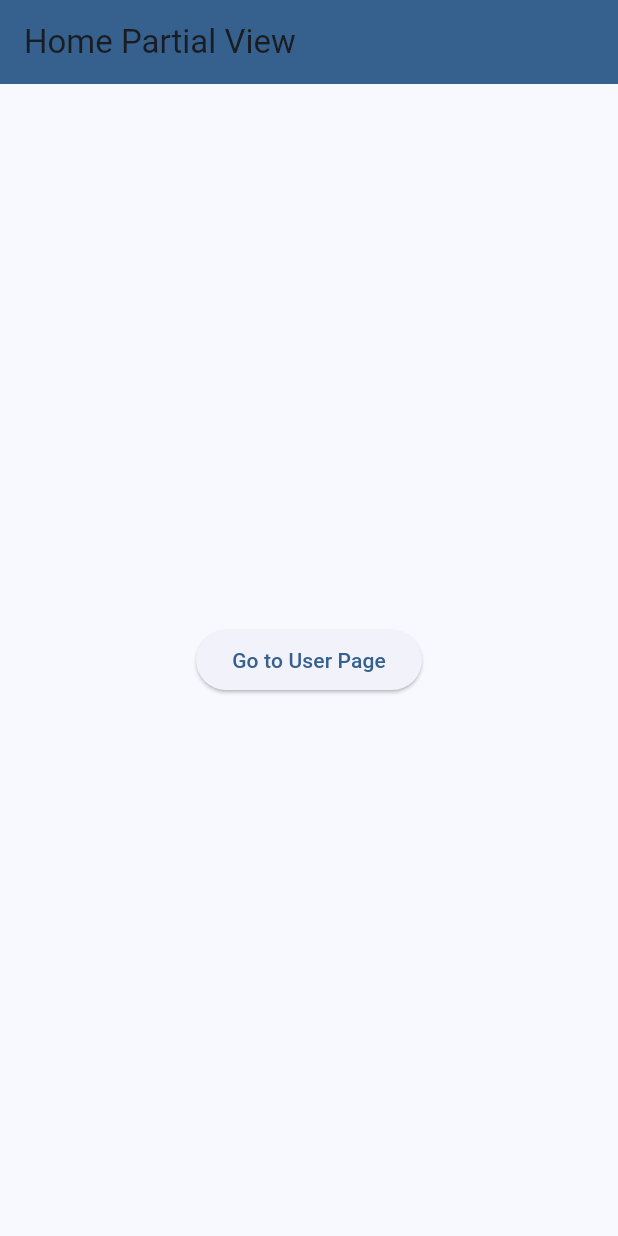
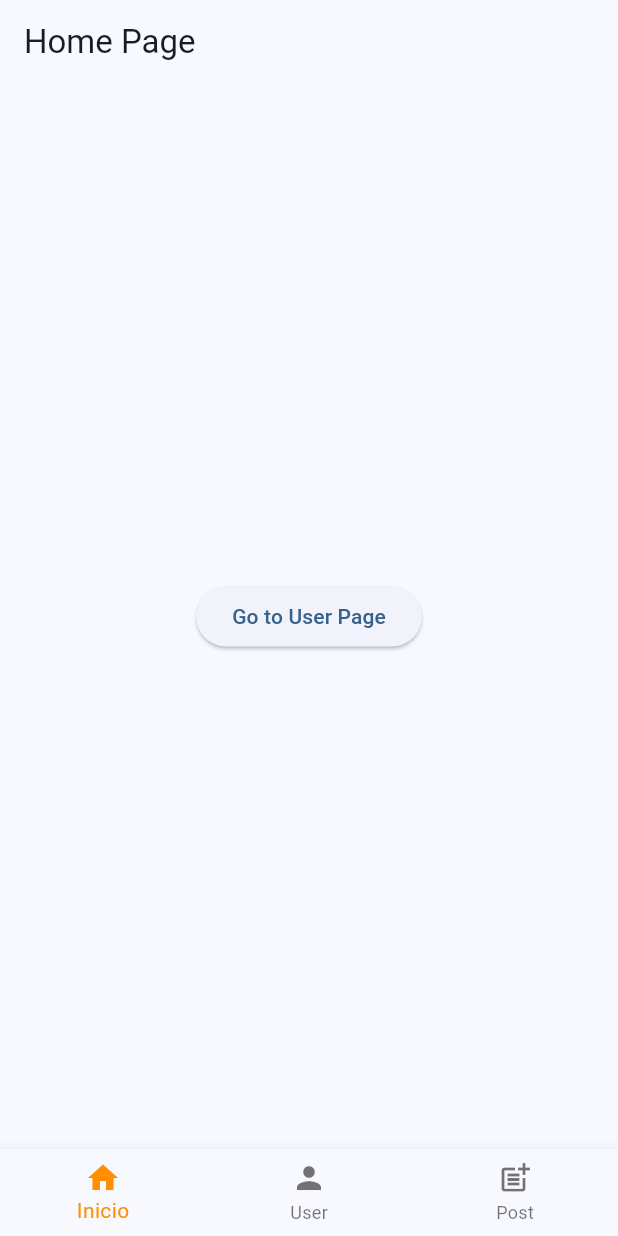
Before and after one commit to oolaya/flutter_App_UCompensar_Dip, a Flutter app: the screen it shows after launch, on a phone screen of 412 x 824 dp. Run offline on Flutter 3.47's test engine with Material 3 defaults, Android fonts, the phone set to English and light mode, and no system bars; our stand-ins replace dio, freezed_annotation; missing offline and left inert: dart:html.

Commit message:
add app navigations bar

```diff
--- a/lib/main.dart
+++ b/lib/main.dart
@@ -44,7 +44,6 @@ class MyApp extends StatelessWidget {
       routes: {
         '/': (context) => HomePage(),
         '/User': (context) => UserPage(
-            GetUserUseCase(UserService(DumyApi<UserEntity>())),
             GetByIdUserUseCase(UserFullService(DumyApi<UserFullEntity>()))),
         '/PostPreview': (context) => PostPreviewPage(GetPostPreviewListUseCase(
             PostPreviewService(DumyApi<PostPreviewEntity>())))
--- a/lib/presentation/pages/HomePage.dart
+++ b/lib/presentation/pages/HomePage.dart
@@ -1,9 +1,16 @@
 import 'package:flutter/material.dart';
 import 'package:flutter_app_ucompensar_dip/presentation/views/home.partial.view.dart';
+import 'package:flutter_app_ucompensar_dip/presentation/views/navigationBar.dart';
 
 class HomePage extends StatelessWidget {
   @override
   Widget build(BuildContext context) {
-    return HomePartialView();
+    return Scaffold(
+      appBar: AppBar(
+        title: const Text('Home Page'),
+      ),
+      body: HomePartialView(),
+      bottomNavigationBar: NavigationBarPartial(),
+    );
   }
 }
--- a/lib/presentation/views/home.partial.view.dart
+++ b/lib/presentation/views/home.partial.view.dart
@@ -3,18 +3,12 @@ import 'package:flutter/material.dart';
 class HomePartialView extends StatelessWidget {
   @override
   Widget build(BuildContext context) {
-    return Scaffold(
-      appBar: AppBar(
-        title: const Text('Home Partial View'),
-        backgroundColor: Theme.of(context).colorScheme.primary,
-      ),
-      body: Center(
-        child: ElevatedButton(
-          onPressed: () {
-            Navigator.pushNamed(context, '/PostPreview');
-          },
-          child: const Text('Go to User Page'),
-        ),
+    return Center(
+      child: ElevatedButton(
+        onPressed: () {
+          Navigator.pushNamed(context, '/PostPreview');
+        },
+        child: const Text('Go to User Page'),
       ),
     );
   }
--- /dev/null
+++ b/lib/presentation/views/navigationBar.dart
@@ -0,0 +1,53 @@
+import 'package:flutter/material.dart';
+
+class NavigationBarPartial extends StatelessWidget {
+  @override
+  Widget build(BuildContext context) {
+    return BottomNavigationBar(
+      items: const <BottomNavigationBarItem>[
+        BottomNavigationBarItem(
+          icon: Icon(Icons.home),
+          label: 'Inicio',
+        ),
+        BottomNavigationBarItem(
+          icon: Icon(Icons.person),
+          label: 'User',
+        ),
+        BottomNavigationBarItem(
+          icon: Icon(Icons.post_add),
+          label: 'Post',
+        ),
+      ],
+      currentIndex: _getSelectedIndex(context),
+      selectedItemColor: Colors.amber[800],
+      onTap: (index) {
+        // Handle item tap
+        switch (index) {
+          case 0:
+            Navigator.pushNamed(context, '/');
+            break;
+          case 1:
+            Navigator.pushNamed(context, '/User');
+            break;
+          case 2:
+            Navigator.pushNamed(context, '/PostPreview');
+            break;
+        }
+      },
+    );
+  }
+
+  int _getSelectedIndex(BuildContext context) {
+    final route = ModalRoute.of(context)?.settings.name;
+    switch (route) {
+      case '/':
+        return 0;
+      case '/User':
+        return 1;
+      case '/PostPreview':
+        return 2;
+      default:
+        return 0;
+    }
+  }
+}
```
Also changed, not shown: lib/presentation/pages/PostPreviewPage.dart (+9 -2 lines), lib/presentation/pages/UserPage.dart (+6 -5 lines).
